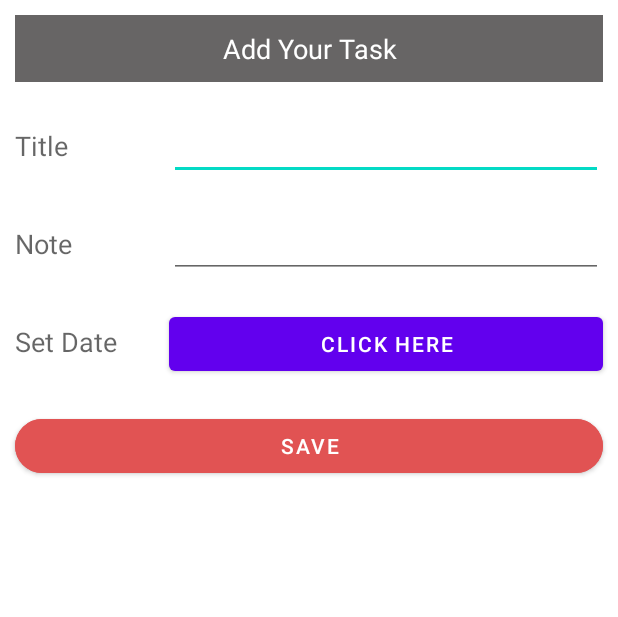
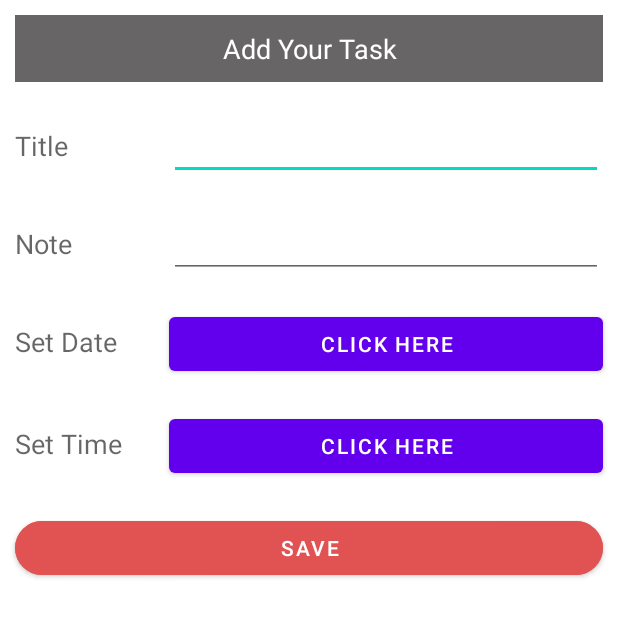
Before and after one commit to MarcusVincentSiah/MAD2023_Team2, an Android app: the layout task_input_field.xml on its own in the app's theme, with its tools: preview values and no code run, on a phone screen of 412 x 824 dp. Shown: the top 617 px of the screen. Run offline under Robolectric (Android 15) with nearby library versions, the phone set to English and light mode, and no system bars.

Commit message:
-Edited by marcus. Added time input to choose due time of day and fixed logic errors

```diff
--- a/app/src/main/java/com/example/efficenz/ui/home/HomeFragment.java
+++ b/app/src/main/java/com/example/efficenz/ui/home/HomeFragment.java
@@ -24,8 +24,8 @@ public class HomeFragment extends Fragment {
         binding = FragmentHomeBinding.inflate(inflater, container, false);
         View root = binding.getRoot();
 
-        final TextView textView = binding.textHome;
-        homeViewModel.getText().observe(getViewLifecycleOwner(), textView::setText);
+//        final TextView textView = binding.textHome;
+//        homeViewModel.getText().observe(getViewLifecycleOwner(), textView::setText);
         return root;
     }
 
--- a/app/src/main/res/layout/item_data.xml
+++ b/app/src/main/res/layout/item_data.xml
@@ -52,12 +52,12 @@
                 android:textAppearance="?android:textAppearanceMedium"
                 android:textColor="@color/black" />
 
+<!--            android:maxLines="3"-->
             <TextView
                 android:id="@+id/note"
                 android:layout_width="match_parent"
                 android:layout_height="wrap_content"
                 android:padding="10dp"
-                android:maxLines="3"
                 android:text="Note"
                 android:textAppearance="?android:textAppearanceSmall"
                 android:textColor="@color/black" />
--- a/app/src/main/res/layout/task_input_field.xml
+++ b/app/src/main/res/layout/task_input_field.xml
@@ -145,6 +145,48 @@
 
             </LinearLayout>
 
+            <LinearLayout
+                android:layout_width="match_parent"
+                android:layout_height="wrap_content"
+                android:orientation="horizontal">
+
+                <RelativeLayout
+                    android:layout_width="0dp"
+                    android:layout_height="wrap_content"
+                    android:layout_weight="1">
+
+                    <TextView
+                        android:layout_width="match_parent"
+                        android:layout_height="wrap_content"
+                        android:layout_marginStart="10dp"
+                        android:layout_marginTop="10dp"
+                        android:layout_marginEnd="10dp"
+                        android:layout_marginBottom="10dp"
+                        android:text="Set Time"
+                        android:textAppearance="?android:textAppearanceMedium" />
+
+                </RelativeLayout>
+
+                <RelativeLayout
+                    android:layout_width="0dp"
+                    android:layout_height="wrap_content"
+                    android:layout_weight="3">
+
+                    <Button
+                        android:id="@+id/time_button"
+                        android:layout_width="match_parent"
+                        android:layout_height="wrap_content"
+                        android:layout_marginStart="10dp"
+                        android:layout_marginTop="10dp"
+                        android:layout_marginEnd="10dp"
+                        android:layout_marginBottom="10dp"
+                        android:text="Click here"
+                        android:textColor="@color/white" />
+
+                </RelativeLayout>
+
+            </LinearLayout>
+
             <Button
                 android:id="@+id/btn_save"
                 android:layout_width="match_parent"
```
Also changed, not shown: app/src/main/java/com/example/efficenz/TaskManagement.java (+142 -18 lines), app/src/main/java/com/example/efficenz/model/Data.java (+11 -1 lines), app/src/main/res/layout/updateinputfield.xml (+42 -0 lines).
